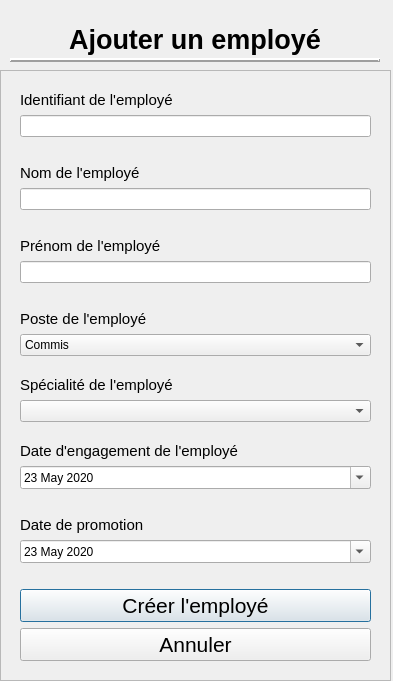
Above: UI/Ajouter_Employe.ui from LePerron/Application-gestion-employes-projet-session-2023 before the change. Below: the same form after it.
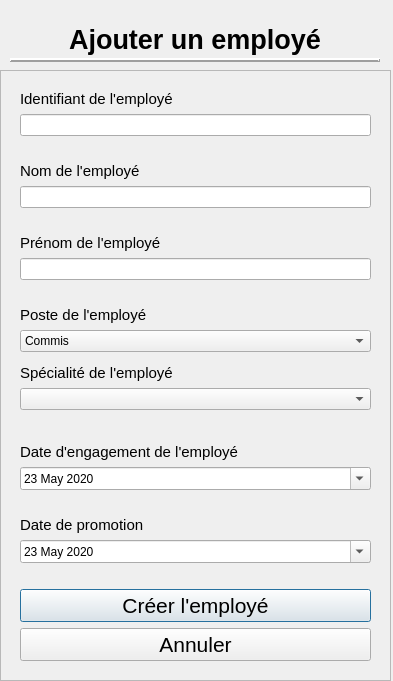
That is the form after the change.

The edit to the form file:
```diff
--- a/UI/Ajouter_Employe.ui
+++ b/UI/Ajouter_Employe.ui
@@ -262,6 +262,13 @@
        <item>
         <widget class="QComboBox" name="comboBoxSpecialite"/>
        </item>
+       <item>
+        <widget class="QLabel" name="labelErreurSpecialite">
+         <property name="text">
+          <string/>
+         </property>
+        </widget>
+       </item>
        <item>
         <spacer name="verticalSpacerFacteur">
          <property name="orientation">
```
